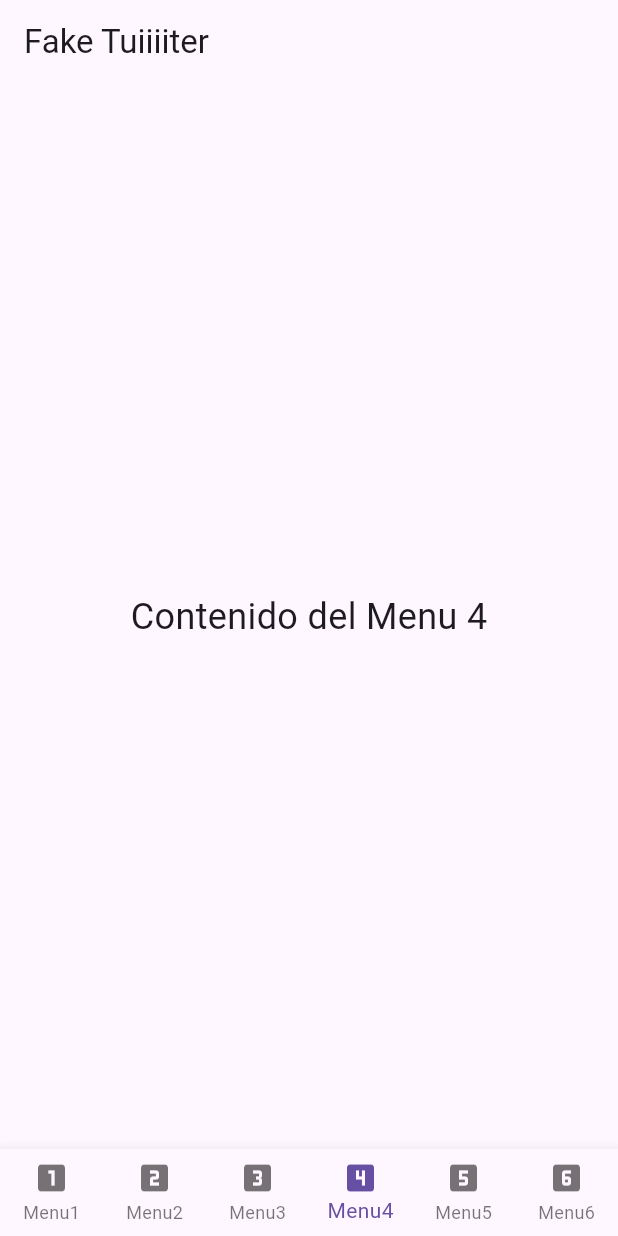
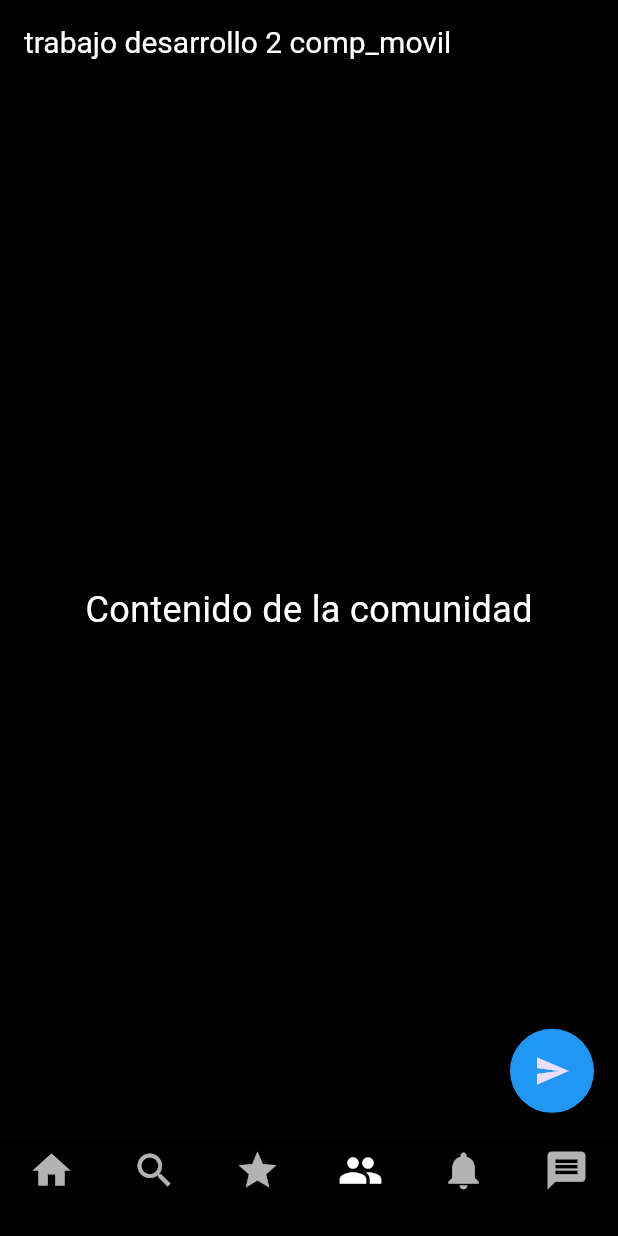
Before and after one commit to Naxoki/td2_comp_movil, a Flutter app: the screen it shows after launch, item 4 of the bottom bar chosen, on a phone screen of 412 x 824 dp. Run offline on Flutter 3.47's test engine with Material 3 defaults, Android fonts, the phone set to English and light mode, and no system bars.

Commit message:
configuracion global para  appbar, background y text con sus colores respectivos se configuran botones de menu bajo, agregando espaciados e iconoes correspodientes modificaciones de paginas del menu con sus respectivos nombres.

```diff
--- a/lib/base_page.dart
+++ b/lib/base_page.dart
@@ -43,39 +43,88 @@ class BasePage extends StatelessWidget {
   Widget build(BuildContext context) {
     return Scaffold(
       appBar: AppBar(
-        title: const Text('Fake Tuiiiiter'), // aqui cambiamos el nombre de la app
+        title: const Text('trabajo desarrollo 2 comp_movil'), // aqui cambiamos el nombre de la app
       ),
       body: body,
-      bottomNavigationBar: BottomNavigationBar(
+
+        // Botón flotante global: aparecerá en todas las pantallas que usen BasePage.
+        floatingActionButton: FloatingActionButton(
+        onPressed: () {
+          // Aquí defines la acción global, por ejemplo, puede ser abrir un formulario,
+          // navegar a una pantalla especial o lo que requieras.
+          // En este ejemplo simplemente imprime un mensaje en consola.
+          print('Botón flotante global presionado');
+        },
+        tooltip: 'Acción Global',
+        backgroundColor: Colors.blue,
+        shape: CircleBorder(
+          side: BorderSide(color: const Color.fromARGB(33, 255, 255, 255), width: 0.1), // Borde blanco
+        ),
+        child: const Icon(Icons.send),
+
+      ),
+
+
+        // Envolvemos el BottomNavigationBar en un Container con un borde superior.
+        bottomNavigationBar: Container(
+        decoration: const BoxDecoration(
+          // aqui defines el borde
+          border: Border(
+            top: BorderSide(color: Color.fromARGB(55, 158, 158, 158), width: 0.1),
+          ),
+        ),
+
+
+        child: BottomNavigationBar(
         type: BottomNavigationBarType.fixed,
         currentIndex: currentIndex,
         onTap: (index) => _onItemTapped(context, index),
         items: const <BottomNavigationBarItem>[
           BottomNavigationBarItem(
-            icon: Icon(Icons.looks_one),
-            label: 'Menu1',
+            icon: Padding(
+              padding: EdgeInsets.only(bottom: 1),
+              child: Icon(Icons.home, size: 30),
+            ),
+            label: '',
           ),
           BottomNavigationBarItem(
-            icon: Icon(Icons.looks_two),
-            label: 'Menu2',
+            icon: Padding(
+              padding: EdgeInsets.only(bottom: 1),
+              child: Icon(Icons.search, size: 30),
+            ),
+            label: '',
           ),
           BottomNavigationBarItem(
-            icon: Icon(Icons.looks_3),
-            label: 'Menu3',
+            icon: Padding(
+              padding: EdgeInsets.only(bottom: 1),
+              child: Icon(Icons.star, size: 30),
+            ),
+            label: '',
           ),
           BottomNavigationBarItem(
-            icon: Icon(Icons.looks_4),
-            label: 'Menu4',
+            icon: Padding(
+              padding: EdgeInsets.only(bottom: 1),
+              child: Icon(Icons.group, size: 30),
+            ),
+            label: '',
           ),
           BottomNavigationBarItem(
-            icon: Icon(Icons.looks_5),
-            label: 'Menu5',
+            icon: Padding(
+              padding: EdgeInsets.only(bottom: 1),
+              child: Icon(Icons.notifications, size: 30),
+            ),
+            label: '',
           ),
           BottomNavigationBarItem(
-            icon: Icon(Icons.looks_6),
-            label: 'Menu6',
+            icon: Padding(
+              padding: EdgeInsets.only(bottom: 1),
+              child: Icon(Icons.message, size: 30),
+            ),
+            label: '',
           ),
+
         ],
+      ),
       ),
     );
   }
--- a/lib/main.dart
+++ b/lib/main.dart
@@ -1,5 +1,4 @@
 import 'package:flutter/material.dart';
-// Importamos las pantallas de menú
 import 'menu1.dart';
 import 'menu2.dart';
 import 'menu3.dart';
@@ -8,18 +7,35 @@ import 'menu5.dart';
 import 'menu6.dart';
 
 void main() {
-  runApp(const MyApp());
+  runApp(MyApp());
 }
 
 class MyApp extends StatelessWidget {
-  const MyApp({Key? key}) : super(key: key);
-
   @override
   Widget build(BuildContext context) {
     return MaterialApp(
-      title: 'Fake Tuiiiiter',
-      // Esta es la pantalla inicial
+      title: 'trabajo desarrollo 2 movil',
       initialRoute: '/menu1',
+      // Definimos el tema global de la aplicación
+      theme: ThemeData(
+        brightness: Brightness.dark, // Esto ya aplica un estilo oscuro
+        scaffoldBackgroundColor: Colors.black, // Fondo negro para el Scaffold
+        appBarTheme: AppBarTheme(
+          backgroundColor: Colors.black, // Fondo negro para el AppBar
+          titleTextStyle: TextStyle(color: Colors.white, fontSize: 20),
+        ),
+       // Actualiza los nombres de las propiedades del TextTheme
+        textTheme: TextTheme(
+          bodyLarge: TextStyle(color: Colors.white), // Remplaza bodyText1
+          bodyMedium: TextStyle(color: Colors.white), // Remplaza bodyText2
+          titleLarge: TextStyle(color: Colors.white),  // Remplaza headline6
+        ),
+        bottomNavigationBarTheme: BottomNavigationBarThemeData(
+          backgroundColor: Colors.black, // Fondo negro para el BottomNavigationBar
+          selectedItemColor: Colors.white, // Elemento seleccionado en blanco
+          unselectedItemColor: Colors.white70, // Elemento no seleccionado en gris claro
+        ),
+      ),
       routes: {
         '/menu1': (context) => const Menu1Page(),
         '/menu2': (context) => const Menu2Page(),
--- a/lib/menu2.dart
+++ b/lib/menu2.dart
@@ -10,7 +10,7 @@ class Menu2Page extends StatelessWidget {
       currentIndex: 1, // Indica que Menu2 está seleccionado.
       body: const Center(
         child: Text(
-          'Contenido del Menu 2',
+          'Contenido del Search',
           style: TextStyle(fontSize: 24),
         ),
       ),
--- a/lib/menu3.dart
+++ b/lib/menu3.dart
@@ -10,7 +10,7 @@ class Menu3Page extends StatelessWidget {
       currentIndex: 2, // Indica que Menu2 está seleccionado.
       body: const Center(
         child: Text(
-          'Contenido del Menu 3',
+          'Contenido de la IA',
           style: TextStyle(fontSize: 24),
         ),
       ),
--- a/lib/menu4.dart
+++ b/lib/menu4.dart
@@ -10,7 +10,7 @@ class Menu4Page extends StatelessWidget {
       currentIndex: 3, // Indica que Menu2 está seleccionado.
       body: const Center(
         child: Text(
-          'Contenido del Menu 4',
+          'Contenido de la comunidad',
           style: TextStyle(fontSize: 24),
         ),
       ),
--- a/lib/menu5.dart
+++ b/lib/menu5.dart
@@ -10,7 +10,7 @@ class Menu5Page extends StatelessWidget {
       currentIndex: 4, // Indica que Menu2 está seleccionado.
       body: const Center(
         child: Text(
-          'Contenido del Menu 5',
+          'Contenido de las notificaciones',
           style: TextStyle(fontSize: 24),
         ),
       ),
--- a/lib/menu6.dart
+++ b/lib/menu6.dart
@@ -10,7 +10,7 @@ class Menu6Page extends StatelessWidget {
       currentIndex: 5, // Indica que Menu2 está seleccionado.
       body: const Center(
         child: Text(
-          'Contenido del Menu 6',
+          'Contenido de los mensajes',
           style: TextStyle(fontSize: 24),
         ),
       ),
```
Also changed, not shown: 1 other file.
